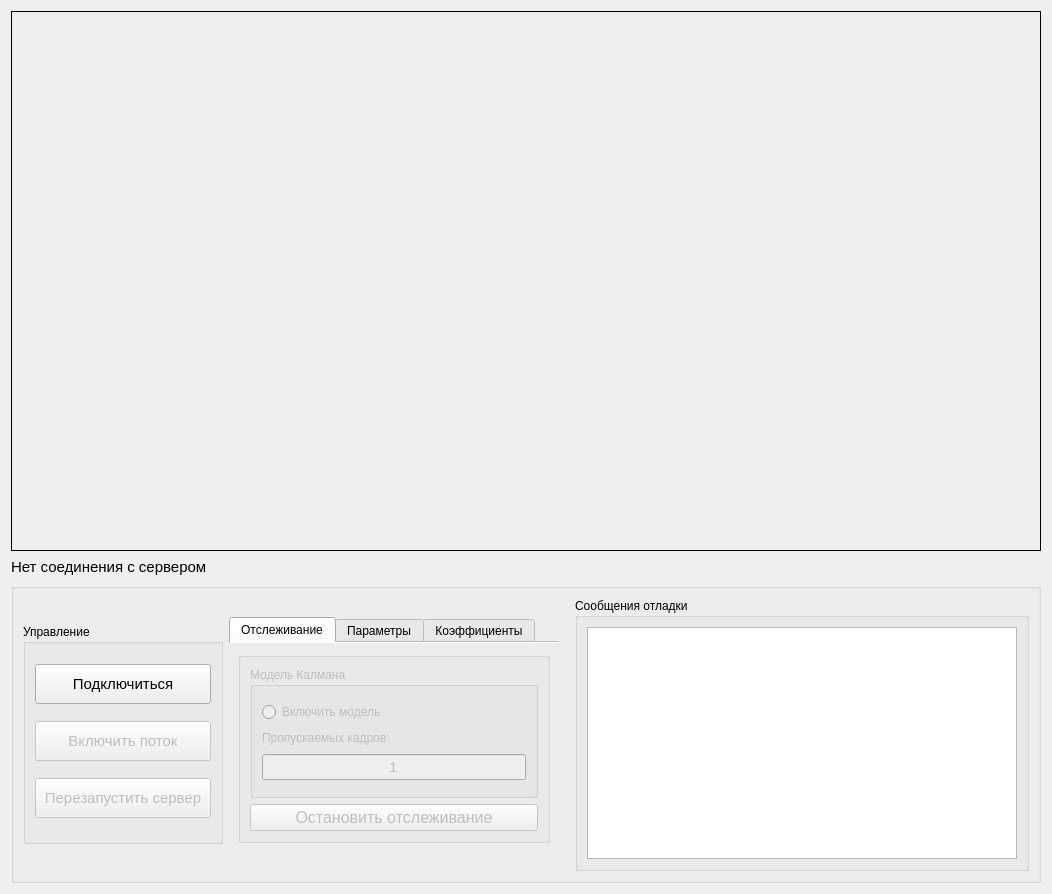
Before: the Qt Designer form form.ui in expoolleet/pi-tracking-stream-receiver, drawn with Qt 5.
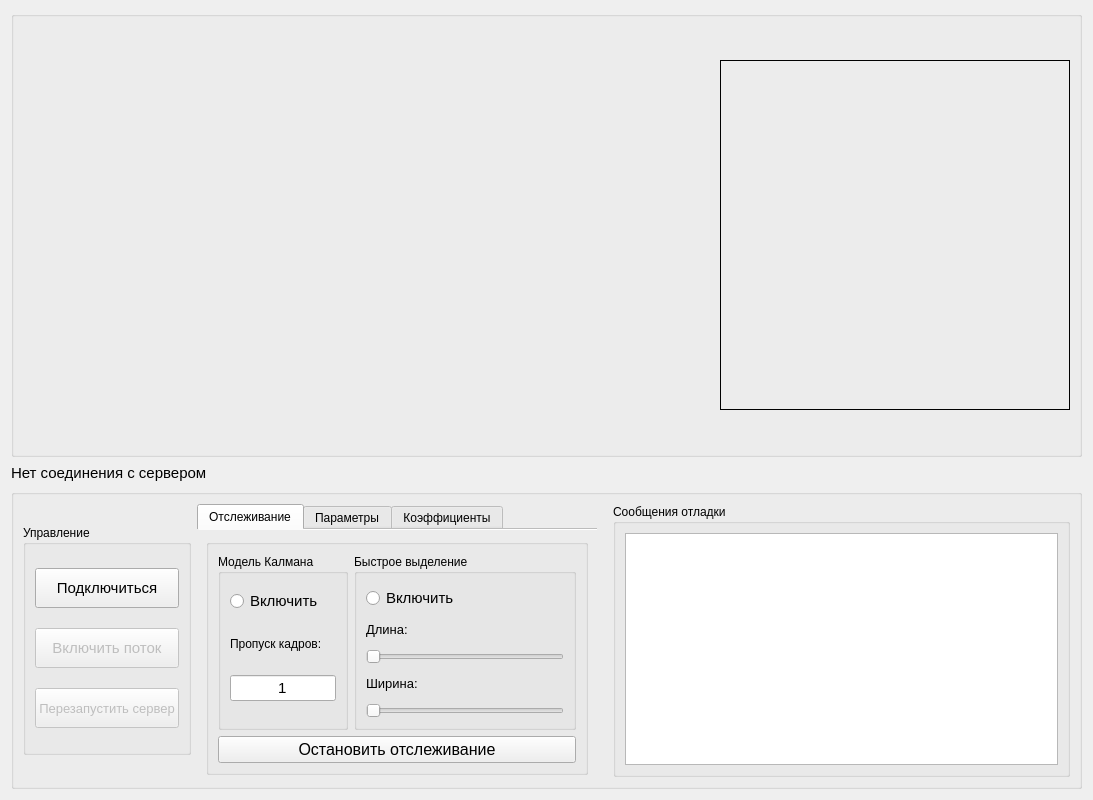
After: the same form once the commit is applied.

Diff of the .ui file:
```diff
--- a/form.ui
+++ b/form.ui
@@ -6,8 +6,8 @@
    <rect>
     <x>0</x>
     <y>0</y>
-    <width>1052</width>
-    <height>894</height>
+    <width>1093</width>
+    <height>800</height>
    </rect>
   </property>
   <property name="minimumSize">
@@ -22,14 +22,24 @@
   <property name="windowOpacity">
    <double>1.000000000000000</double>
   </property>
-  <layout class="QHBoxLayout" name="horizontalLayout">
-   <item>
     <layout class="QVBoxLayout" name="verticalLayout_2">
      <item>
-      <widget class="QLabel" name="viewLabel">
+    <widget class="QGroupBox" name="groupBox_4">
+     <property name="toolTip">
+      <string notr="true"/>
+     </property>
+     <property name="title">
+      <string notr="true"/>
+     </property>
+     <property name="flat">
+      <bool>true</bool>
+     </property>
+     <layout class="QHBoxLayout" name="horizontalLayout">
+      <item>
+       <widget class="QLabel" name="view_label">
        <property name="sizePolicy">
         <sizepolicy hsizetype="Preferred" vsizetype="Preferred">
-         <horstretch>0</horstretch>
+          <horstretch>10</horstretch>
          <verstretch>0</verstretch>
         </sizepolicy>
        </property>
@@ -45,6 +55,55 @@
        <property name="toolTip">
         <string notr="true"/>
        </property>
+        <property name="autoFillBackground">
+         <bool>false</bool>
+        </property>
+        <property name="frameShape">
+         <enum>QFrame::Shape::Panel</enum>
+        </property>
+        <property name="lineWidth">
+         <number>0</number>
+        </property>
+        <property name="text">
+         <string/>
+        </property>
+        <property name="textFormat">
+         <enum>Qt::TextFormat::PlainText</enum>
+        </property>
+        <property name="scaledContents">
+         <bool>false</bool>
+        </property>
+        <property name="alignment">
+         <set>Qt::AlignmentFlag::AlignCenter</set>
+        </property>
+       </widget>
+      </item>
+      <item>
+       <widget class="QLabel" name="roi_label">
+        <property name="sizePolicy">
+         <sizepolicy hsizetype="Preferred" vsizetype="Preferred">
+          <horstretch>0</horstretch>
+          <verstretch>0</verstretch>
+         </sizepolicy>
+        </property>
+        <property name="minimumSize">
+         <size>
+          <width>350</width>
+          <height>0</height>
+         </size>
+        </property>
+        <property name="maximumSize">
+         <size>
+          <width>16777215</width>
+          <height>350</height>
+         </size>
+        </property>
+        <property name="cursor">
+         <cursorShape>ArrowCursor</cursorShape>
+        </property>
+        <property name="toolTip">
+         <string notr="true"/>
+        </property>
        <property name="frameShape">
         <enum>QFrame::Shape::Panel</enum>
        </property>
@@ -62,6 +121,9 @@
        </property>
       </widget>
      </item>
+     </layout>
+    </widget>
+   </item>
      <item>
       <widget class="QLabel" name="connection_label">
        <property name="sizePolicy">
@@ -110,7 +172,7 @@
         <string/>
        </property>
        <property name="flat">
-        <bool>false</bool>
+      <bool>true</bool>
        </property>
        <layout class="QHBoxLayout" name="horizontalLayout_4">
         <item>
@@ -123,20 +185,26 @@
           </property>
           <property name="minimumSize">
            <size>
-            <width>200</width>
-            <height>220</height>
+          <width>0</width>
+          <height>230</height>
            </size>
           </property>
           <property name="maximumSize">
            <size>
-            <width>16777215</width>
+          <width>170</width>
             <height>16777215</height>
            </size>
           </property>
           <property name="title">
            <string>Управление</string>
           </property>
+        <property name="flat">
+         <bool>false</bool>
+        </property>
           <layout class="QVBoxLayout" name="verticalLayout">
+         <property name="topMargin">
+          <number>9</number>
+         </property>
            <item>
             <widget class="QPushButton" name="connect_button">
              <property name="enabled">
@@ -198,9 +266,12 @@
              </property>
              <property name="font">
               <font>
-               <pointsize>11</pointsize>
-              </font>
-             </property>
+             <pointsize>10</pointsize>
+            </font>
+           </property>
+           <property name="cursor">
+            <cursorShape>PointingHandCursor</cursorShape>
+           </property>
              <property name="text">
               <string>Перезапустить сервер</string>
              </property>
@@ -220,12 +291,12 @@
           <property name="minimumSize">
            <size>
             <width>0</width>
-            <height>235</height>
+          <height>280</height>
            </size>
           </property>
           <property name="maximumSize">
            <size>
-            <width>330</width>
+          <width>400</width>
             <height>16777215</height>
            </size>
           </property>
@@ -249,11 +320,11 @@
             <item>
              <widget class="QGroupBox" name="tracking_group_box">
               <property name="enabled">
-               <bool>false</bool>
+             <bool>true</bool>
               </property>
               <property name="maximumSize">
                <size>
-                <width>400</width>
+              <width>16777215</width>
                 <height>16777215</height>
                </size>
               </property>
@@ -261,24 +332,41 @@
                <string/>
               </property>
               <property name="alignment">
-               <set>Qt::AlignmentFlag::AlignLeading|Qt::AlignmentFlag::AlignLeft|Qt::AlignmentFlag::AlignTop</set>
+             <set>Qt::AlignmentFlag::AlignCenter</set>
               </property>
               <property name="flat">
                <bool>false</bool>
               </property>
               <layout class="QVBoxLayout" name="verticalLayout_5">
                <item>
+              <layout class="QHBoxLayout" name="horizontalLayout_2">
+               <item>
                 <widget class="QGroupBox" name="kalman_group_box">
+                 <property name="maximumSize">
+                  <size>
+                   <width>130</width>
+                   <height>16777215</height>
+                  </size>
+                 </property>
                  <property name="title">
                   <string>Модель Калмана</string>
                  </property>
-                 <layout class="QVBoxLayout" name="verticalLayout_6">
-                  <item>
                    <layout class="QVBoxLayout" name="verticalLayout_4">
+                  <property name="topMargin">
+                   <number>0</number>
+                  </property>
                     <item>
                      <widget class="QRadioButton" name="kalman_radio_button">
+                    <property name="font">
+                     <font>
+                      <pointsize>11</pointsize>
+                     </font>
+                    </property>
+                    <property name="cursor">
+                     <cursorShape>PointingHandCursor</cursorShape>
+                    </property>
                       <property name="text">
-                       <string>Включить модель</string>
+                     <string>Включить</string>
                       </property>
                      </widget>
                     </item>
@@ -291,7 +379,7 @@
                        </size>
                       </property>
                       <property name="text">
-                       <string>Пропускаемых кадров:</string>
+                     <string>Пропуск кадров:</string>
                       </property>
                      </widget>
                     </item>
@@ -326,12 +414,80 @@
                      </widget>
                     </item>
                    </layout>
-                  </item>
+                </widget>
+               </item>
+               <item>
+                <widget class="QGroupBox" name="groupBox_3">
+                 <property name="title">
+                  <string>Быстрое выделение</string>
+                 </property>
+                 <layout class="QVBoxLayout" name="verticalLayout_11">
+                  <property name="topMargin">
+                   <number>12</number>
+                  </property>
+                  <item>
+                   <widget class="QRadioButton" name="fast_roi_radio_button">
+                    <property name="font">
+                     <font>
+                      <pointsize>11</pointsize>
+                     </font>
+                    </property>
+                    <property name="text">
+                     <string>Включить</string>
+                    </property>
+                   </widget>
+                  </item>
+                  <item>
+                   <widget class="QLabel" name="label_5">
+                    <property name="font">
+                     <font>
+                      <pointsize>10</pointsize>
+                     </font>
+                    </property>
+                    <property name="text">
+                     <string>Длина:</string>
+                    </property>
+                   </widget>
+                  </item>
+                  <item>
+                   <widget class="QSlider" name="horizontalSlider_2">
+                    <property name="orientation">
+                     <enum>Qt::Orientation::Horizontal</enum>
+                    </property>
+                   </widget>
+                  </item>
+                  <item>
+                   <widget class="QLabel" name="label_4">
+                    <property name="font">
+                     <font>
+                      <pointsize>10</pointsize>
+                     </font>
+                    </property>
+                    <property name="text">
+                     <string>Ширина:</string>
+                    </property>
+                   </widget>
+                  </item>
+                  <item>
+                   <widget class="QSlider" name="horizontalSlider">
+                    <property name="orientation">
+                     <enum>Qt::Orientation::Horizontal</enum>
+                    </property>
+                   </widget>
+                  </item>
                  </layout>
                 </widget>
+               </item>
+              </layout>
                </item>
                <item>
                 <widget class="QPushButton" name="tracker_stop_button">
+               <property name="sizePolicy">
+                <sizepolicy hsizetype="Preferred" vsizetype="Fixed">
+                 <horstretch>0</horstretch>
+                 <verstretch>0</verstretch>
+                </sizepolicy>
+               </property>
                  <property name="maximumSize">
                   <size>
                    <width>16777215</width>
@@ -346,6 +502,9 @@
                  <property name="text">
                   <string>Остановить отслеживание</string>
                  </property>
+               <property name="flat">
+                <bool>false</bool>
+               </property>
                 </widget>
                </item>
               </layout>
@@ -563,8 +722,6 @@
         </item>
        </layout>
       </widget>
-     </item>
-    </layout>
    </item>
   </layout>
  </widget>
```
Left out of the diff: 24 changed lines with no effect on the pictures. Lines whose indentation alone changed are shown as unchanged.
